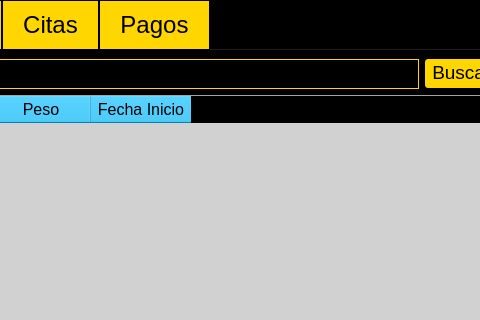
Before: the Qt Designer form GymFitness/View/gymoperations.ui in J-Pinos3/Desktop_GymManagement, drawn with Qt 5; both pictures show x 221 to 701 and y 0 to 320 of the 855 by 509 pixel window.
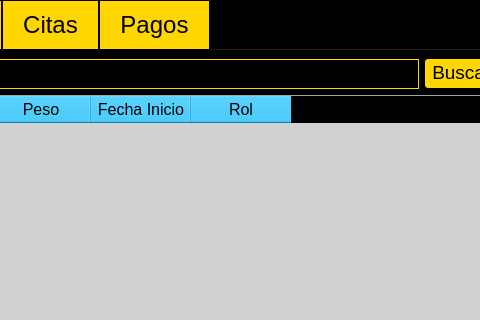
After: the same form once the commit is applied.

Patch:
```diff
--- a/GymFitness/View/gymoperations.ui
+++ b/GymFitness/View/gymoperations.ui
@@ -179,6 +179,11 @@
              <string>Fecha Inicio</string>
             </property>
            </column>
+           <column>
+            <property name="text">
+             <string>Rol</string>
+            </property>
+           </column>
           </widget>
          </item>
         </layout>
```
Left out of the diff: 6 changed lines with no effect on the pictures.
